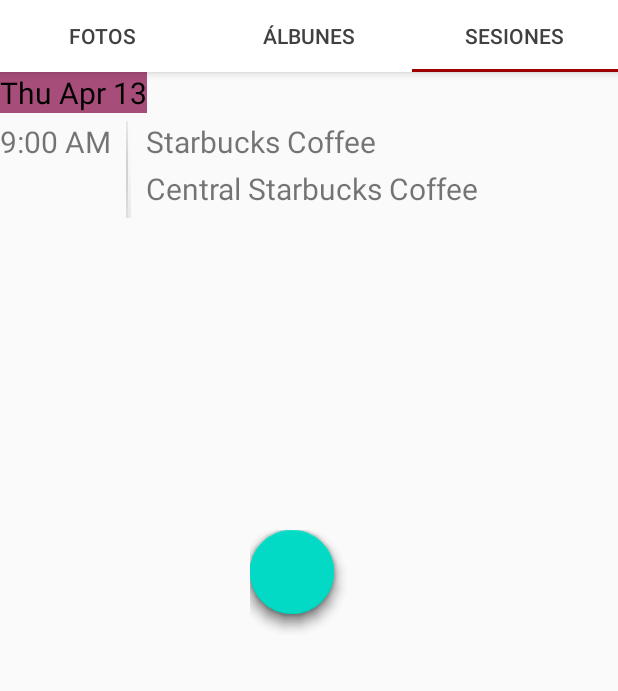
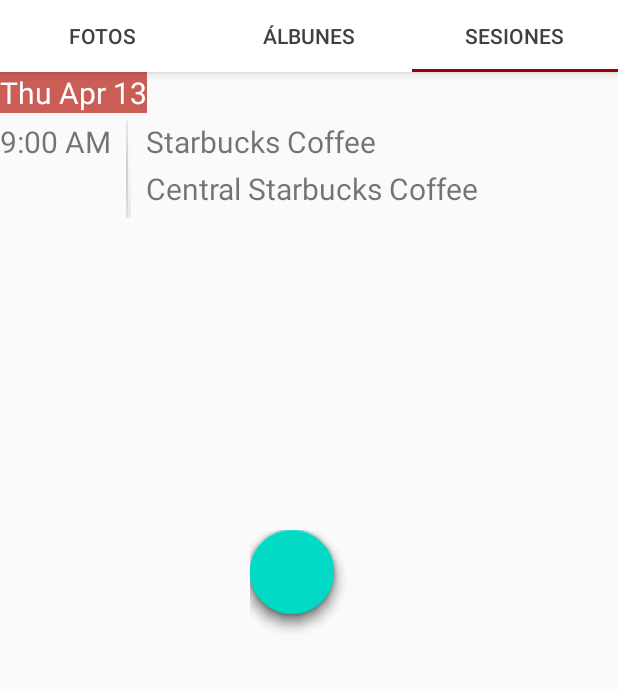
Before and after one commit to cristhianmunoz/AppAndroid-PholapSC, an Android app: the CategoryActivity screen opened directly, with no data from a screen before it, tab 3 chosen, on a phone screen of 412 x 824 dp, the part 97-788 px from its top. Run offline under Robolectric (Android 15) with nearby library versions, the phone set to English and light mode, and no system bars; plain views replace FloatingActionButton, FloatingActionsMenu.

Commit message:
Define Colors and Logo

```diff
--- a/app/src/main/AndroidManifest.xml
+++ b/app/src/main/AndroidManifest.xml
@@ -5,9 +5,9 @@
 
     <application
         android:allowBackup="true"
-        android:icon="@mipmap/ic_launcher"
+        android:icon="@drawable/imagotipofondo"
         android:label="@string/app_name"
-        android:roundIcon="@mipmap/ic_launcher_round"
+        android:roundIcon="@drawable/imagotipofondo"
         android:supportsRtl="true"
         android:theme="@style/Theme.PholapSC">
         <activity
--- a/app/src/main/res/layout/activity_session.xml
+++ b/app/src/main/res/layout/activity_session.xml
@@ -158,9 +158,9 @@
         android:layout_width="0dp"
         android:layout_height="wrap_content"
         android:layout_marginTop="70dp"
+        android:background="#8B0101"
         android:text="@string/Session_btn_Solicitar"
         android:textColor="@color/white"
-        android:background="@color/SingInButton"
         app:layout_constraintEnd_toEndOf="@+id/editTextPack"
         app:layout_constraintStart_toStartOf="@+id/textView9"
         app:layout_constraintTop_toBottomOf="@+id/editTextPack" />
--- a/app/src/main/res/layout/fragment_sessions.xml
+++ b/app/src/main/res/layout/fragment_sessions.xml
@@ -6,18 +6,19 @@
     android:layout_width="match_parent"
     android:layout_height="match_parent"
     tools:context=".SessionsFragment" >
+
     <TextView
         android:id="@+id/textView4"
         android:layout_width="0dp"
         android:layout_height="wrap_content"
-        android:background="@color/SingInButton"
+        android:background="#ECC65148"
         android:text="@string/ListSession_Date"
-        android:textColor="#000000"
+        android:textColor="#FFFFFF"
         android:textSize="20dp"
+        tools:ignore="MissingConstraints"
         tools:layout_editor_absoluteX="7dp"
         tools:layout_editor_absoluteY="27dp"
-        tools:text="@string/ListSession_Date"
-        tools:ignore="MissingConstraints" />
+        tools:text="@string/ListSession_Date" />
 
     <TextView
         android:id="@+id/textView5"
--- a/app/src/main/res/values/themes.xml
+++ b/app/src/main/res/values/themes.xml
@@ -3,7 +3,7 @@
     <style name="Theme.PholapSC" parent="Theme.AppCompat.Light.NoActionBar">
         <!-- Primary brand color. -->
         <item name="colorPrimary">#FFFFFF</item>
-        <item name="colorPrimaryDark">@color/purple_700</item>
+        <item name="colorPrimaryDark">#8B0101</item>
         <item name="colorAccent">@color/teal_200</item>
         <!-- Customize your theme here. -->
     </style>
```
Also changed, not shown: app/src/main/res/drawable/imagotipofondo.png (added).
